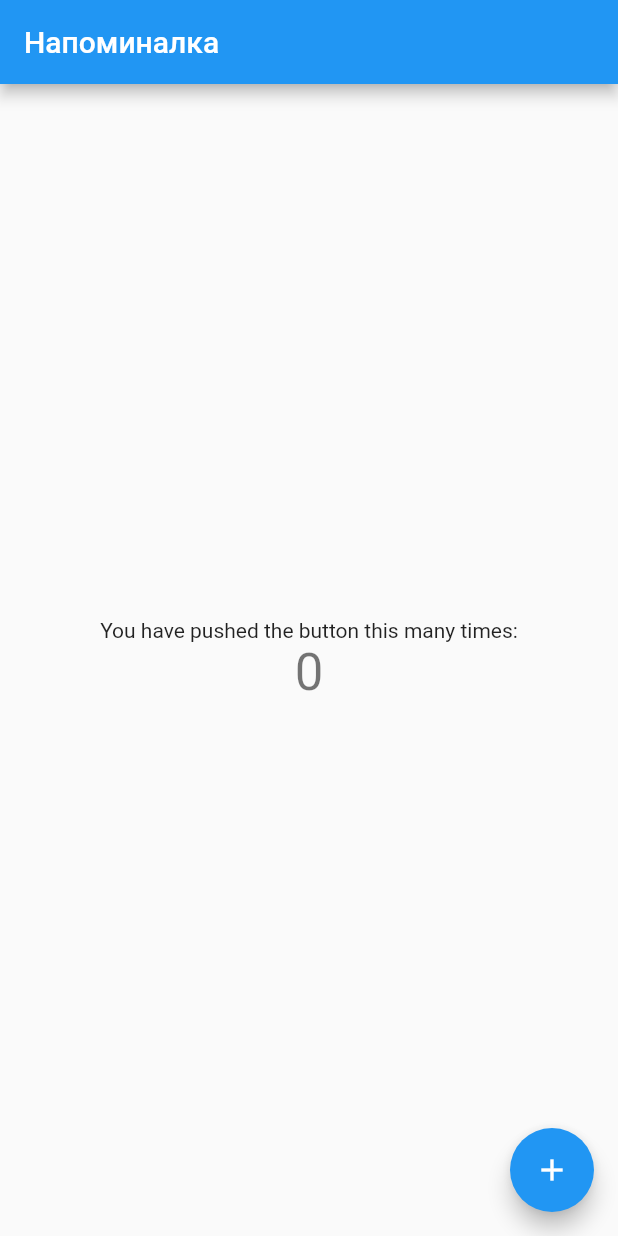
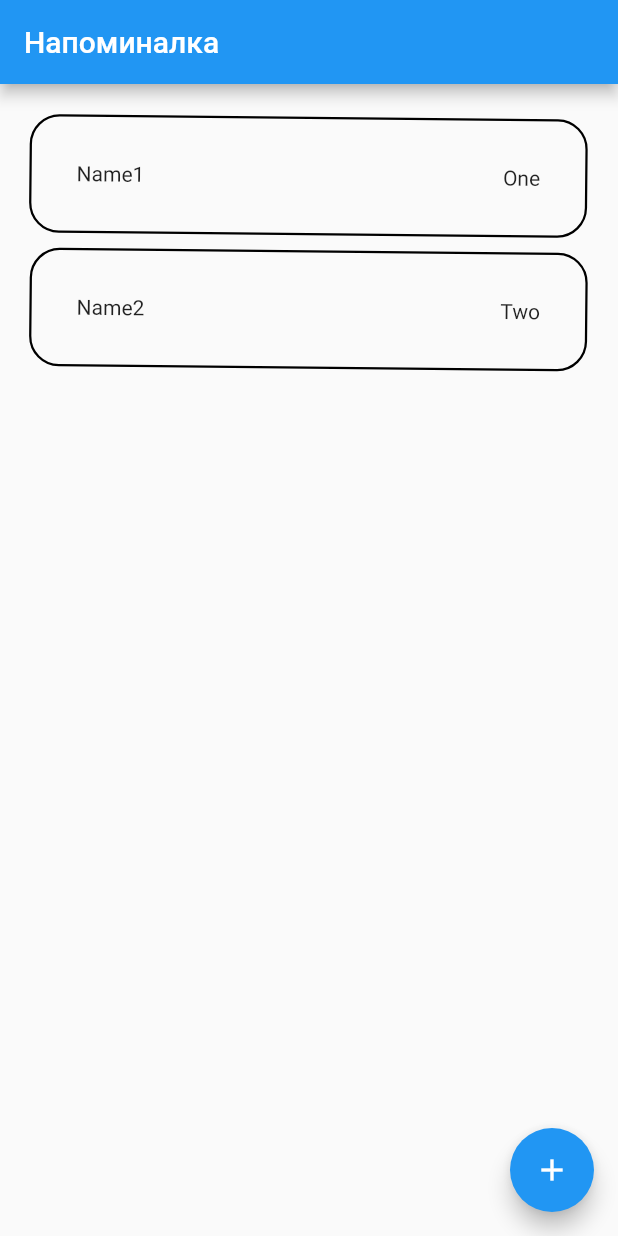
Before and after one commit to znol1/flutter1, a Flutter app: the screen it shows after launch, on a phone screen of 412 x 824 dp. Run offline on Flutter 3.47's test engine with Material 2 defaults, Android fonts, the phone set to English and light mode, and no system bars.

Commit message:
added elements

```diff
--- a/lib/main.dart
+++ b/lib/main.dart
@@ -1,4 +1,5 @@
 import 'package:flutter/material.dart';
+import 'package:rememder/models/note.dart';
 
 void main() {
   runApp(MyApp());
@@ -28,6 +29,10 @@ class MyHomePage extends StatefulWidget {
 
 class _MyHomePageState extends State<MyHomePage> {
   int _counter = 0;
+  final List<Note> _notes = [
+    Note(id: '1', date: DateTime.now(), title: 'One', name: 'Name1'),
+    Note(id: '2', date: DateTime.now(), title: 'Two', name: 'Name2'),
+  ];
 
   void _incrementCounter() {
     setState(() {
@@ -41,18 +46,18 @@ class _MyHomePageState extends State<MyHomePage> {
       appBar: AppBar(
         title: Text(widget.title),
       ),
-      body: Center(
-        child: Column(
-          mainAxisAlignment: MainAxisAlignment.center,
-          children: <Widget>[
-            Text(
-              'You have pushed the button this many times:',
-            ),
-            Text(
-              '$_counter',
-              style: Theme.of(context).textTheme.headline4,
-            ),
-          ],
+      body: Container(
+        height: 500,
+        child: ListView.builder(
+          padding: EdgeInsets.all(20),
+          itemBuilder: (context, item) {
+            if (item.isOdd) return SizedBox(height: 10);
+
+            final index = item ~/ 2;
+            while (_notes.length > index) {
+              return _buildRow(_notes[index]);
+            }
+          },
         ),
       ),
       floatingActionButton: FloatingActionButton(
@@ -62,4 +67,21 @@ class _MyHomePageState extends State<MyHomePage> {
       ),
     );
   }
+
+  Widget _buildRow(element) {
+    return Container(
+      padding: EdgeInsets.all(30),
+      transform: Matrix4.rotationZ(0.01),
+      decoration: BoxDecoration(
+        border: Border.all(
+          width: 1.5,
+          color: Color(0xFFFF000000),
+        ),
+        borderRadius: BorderRadius.circular(20),
+      ),
+      child: Row(
+          mainAxisAlignment: MainAxisAlignment.spaceBetween,
+          children: [Text(element.name), Text(element.title)]),
+    );
+  }
 }
--- /dev/null
+++ b/lib/models/note.dart
@@ -0,0 +1,14 @@
+import 'package:flutter/cupertino.dart';
+
+class Note {
+  final String id;
+  final String title;
+  final String name;
+  final DateTime date;
+
+  Note(
+      {@required this.id,
+      @required this.date,
+      @required this.title,
+      @required this.name});
+}
```
